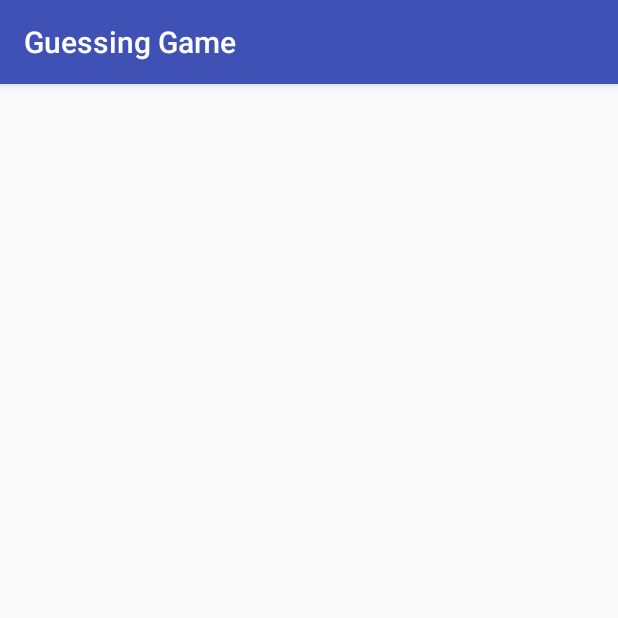
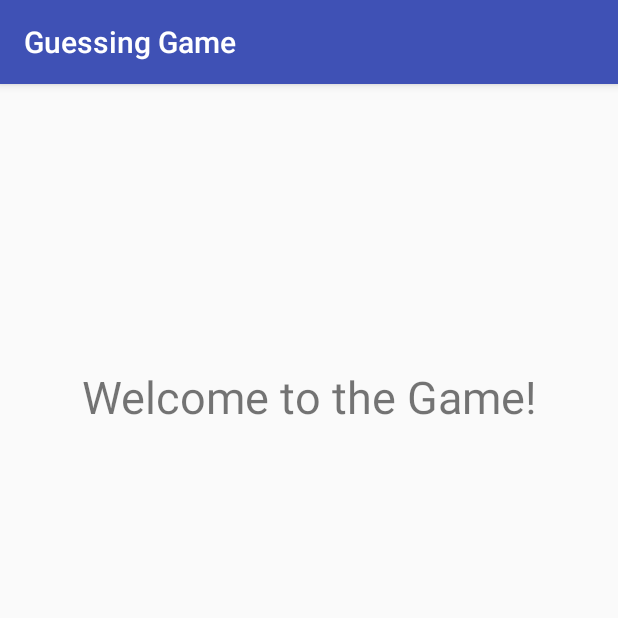
Before and after one commit to TechGladiator/JavaGuessingGame, an Android app: the screen it shows after launch (MainActivity), on a phone screen of 412 x 824 dp, the top half of it. Run offline under Robolectric (Android 15) with nearby library versions, the phone set to English and light mode, and no system bars.

Commit message:
added TextView

```diff
--- a/app/src/main/res/layout/activity_main.xml
+++ b/app/src/main/res/layout/activity_main.xml
@@ -6,4 +6,15 @@
     android:layout_height="match_parent"
     tools:context="gladiator.tech.androidguessinggame.ui.MainActivity">
 
+    <TextView
+        android:id="@+id/welcomeTextView"
+        android:layout_width="wrap_content"
+        android:layout_height="wrap_content"
+        android:layout_marginTop="188dp"
+        android:text="Welcome to the Game!"
+        android:textSize="30sp"
+        app:layout_constraintEnd_toEndOf="parent"
+        app:layout_constraintHorizontal_bias="0.506"
+        app:layout_constraintStart_toStartOf="parent"
+        app:layout_constraintTop_toTopOf="parent" />
 </android.support.constraint.ConstraintLayout>
```
